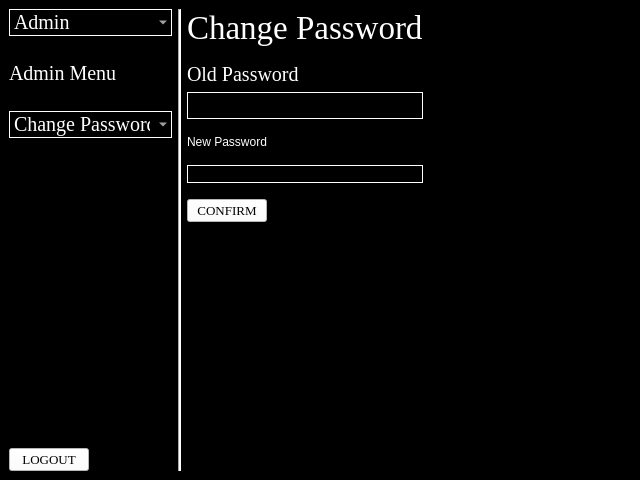
siahaanabrahams/desktop_app, file admin_page/change_password/change_password.ui: the form before one commit.
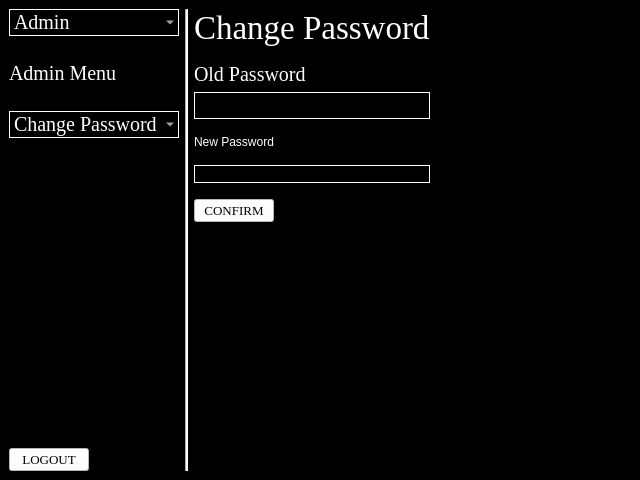
The form after the commit.

Commit message: fix: make sidebar width consistent accross all pages

Patch:
```diff
--- a/admin_page/change_password/change_password.ui
+++ b/admin_page/change_password/change_password.ui
@@ -229,6 +229,7 @@
     color: white;
     background-color: black;
     border: 1px solid white; 
+	width: 150px;
 }
 
 QComboBox QAbstractItemView {
```
The commit also changes 9 other files.
